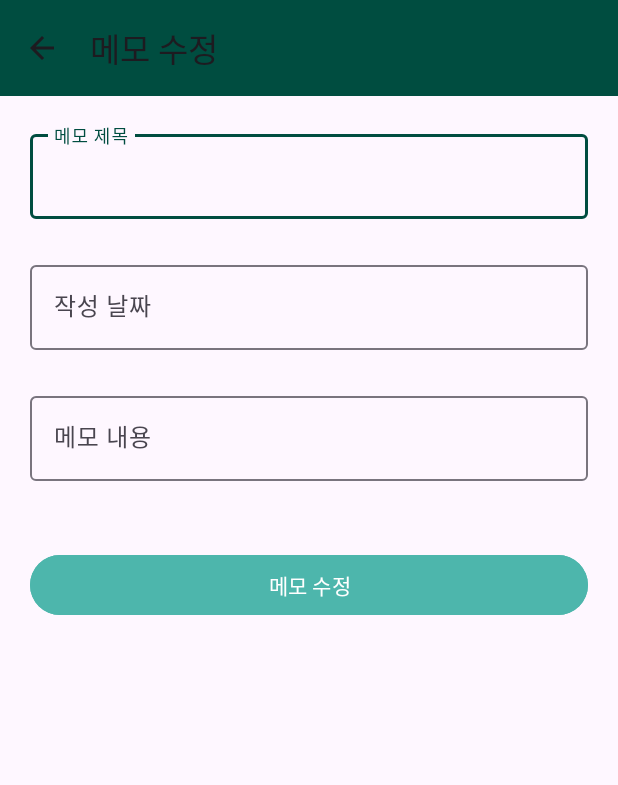
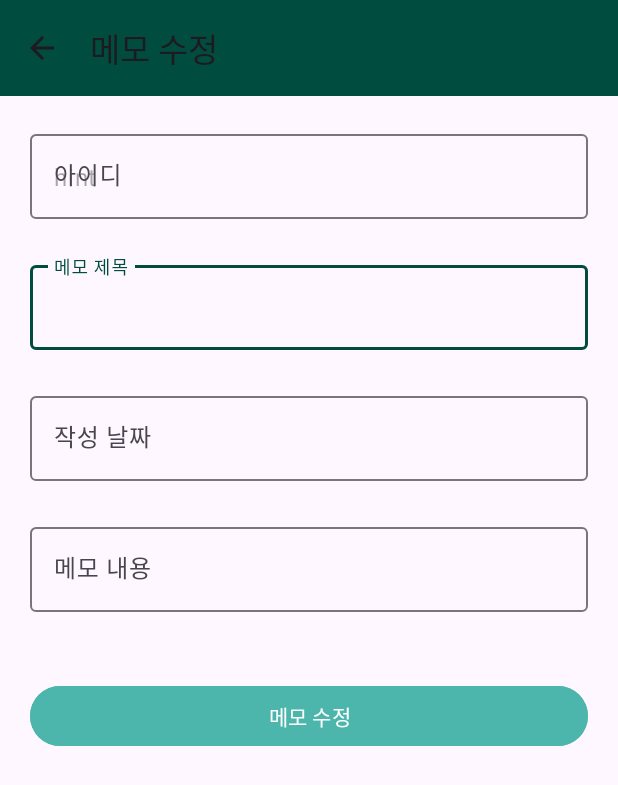
Before and after one commit to seongukHEO/UseMVVM, an Android app: the fragment ShowMemoFragment placed in its activity, after a tap on "수정", on a phone screen of 412 x 824 dp. Shown: the top 785 px of the screen. Run offline under Robolectric (Android 15) with nearby library versions, the phone set to English and light mode, and no system bars; our stand-ins replace Firebase (no records; nobody signed in at launch, a user with empty details on screens opened directly), data binding; 3 statements that could not run were skipped.

```diff
--- a/app/src/main/java/kr/co/lion/android01/firstusemvvmproject/dao/MemoDao.kt
+++ b/app/src/main/java/kr/co/lion/android01/firstusemvvmproject/dao/MemoDao.kt
@@ -2,6 +2,7 @@ package kr.co.lion.android01.firstusemvvmproject.dao
 
 import com.google.firebase.Firebase
 import com.google.firebase.firestore.firestore
+import com.google.firebase.firestore.toObject
 import kotlinx.coroutines.CoroutineScope
 import kotlinx.coroutines.Dispatchers
 import kotlinx.coroutines.launch
@@ -57,5 +58,68 @@ class MemoDao {
             }
             job1.join()
         }
+
+        //사용자 아이디로 유저 정보 가져오기
+        suspend fun getUserMemoByUserId(userId:String) : MemoModel?{
+            //사용자 정보를 담을 객체
+            var memoModel:MemoModel? = null
+
+
+            val job1 = CoroutineScope(Dispatchers.IO).launch {
+                //컬렉션에 접근하는 객체
+                val collectionReference = Firebase.firestore.collection("MemoData")
+                //userId 필드가 매개변수로 들어오는 userId와 같은 문서들을 가져온다
+                val querySnapshot = collectionReference.whereEqualTo("userId", userId).get().await()
+                //만약 가져온 것이 있다면
+                if (querySnapshot.isEmpty == false){
+                    //가져온 문서 객체들이 들어있는 리스트에서 첫 번째 객체를 추출
+                    memoModel = querySnapshot.documents[0].toObject(MemoModel::class.java)
+                }
+            }
+            job1.join()
+
+            return memoModel
+        }
+
+
+        //게시글 목록을 가져온다
+        suspend fun gettingMemoList(userId: String):MutableList<MemoModel>{
+            //게시글 정보를 담을 리스트
+            val memoList = mutableListOf<MemoModel>()
+
+            val job1 = CoroutineScope(Dispatchers.IO).launch {
+                //컬렉션에 접근한다
+                val collectionReference = Firebase.firestore.collection("MemoData")
+                var query = collectionReference.whereEqualTo("userId", userId)
+                query = query.orderBy("memoIdx")
+                val querySnapshot = query.get().await()
+                //가져온 문서의 수 만큼 반복한다
+                querySnapshot.forEach {
+                    val memoModel = it.toObject(MemoModel::class.java)
+                    memoList.add(memoModel)
+                }
+            }
+            job1.join()
+
+            return memoList
+        }
+
+        //idx값으로 메모 정보를 가져온다
+        suspend fun gettingMemoByMemoIdx(memoIdx:Int): MemoModel?{
+            //객체를 담을 변수
+            var memoModel:MemoModel? = null
+
+            val job1 = CoroutineScope(Dispatchers.IO).launch {
+                //컬렉션 접근 객체
+                val collectionReference = Firebase.firestore.collection("MemoData")
+                val querySnapshot = collectionReference.whereEqualTo("memoIdx", memoIdx).get().await()
+                memoModel = querySnapshot.documents[0].toObject(MemoModel::class.java)
+
+            }
+            job1.join()
+
+            return memoModel
+        }
+
     }
 }
--- a/app/src/main/java/kr/co/lion/android01/firstusemvvmproject/fragment/AllMemoFragment.kt
+++ b/app/src/main/java/kr/co/lion/android01/firstusemvvmproject/fragment/AllMemoFragment.kt
@@ -1,6 +1,7 @@
 package kr.co.lion.android01.firstusemvvmproject.fragment
 
 import android.os.Bundle
+import android.util.Log
 import androidx.fragment.app.Fragment
 import android.view.LayoutInflater
 import android.view.View
@@ -10,14 +11,17 @@ import androidx.lifecycle.lifecycleScope
 import androidx.recyclerview.widget.LinearLayoutManager
 import androidx.recyclerview.widget.RecyclerView
 import com.google.android.material.divider.MaterialDividerItemDecoration
+import kotlinx.coroutines.CoroutineScope
 import kotlinx.coroutines.Dispatchers
 import kotlinx.coroutines.launch
 import kr.co.lion.android01.firstusemvvmproject.FragmentMemoName
 import kr.co.lion.android01.firstusemvvmproject.R
 import kr.co.lion.android01.firstusemvvmproject.activity.LoginActivity
+import kr.co.lion.android01.firstusemvvmproject.dao.MemoDao
 import kr.co.lion.android01.firstusemvvmproject.dao.UserDao
 import kr.co.lion.android01.firstusemvvmproject.databinding.FragmentAllMemoBinding
 import kr.co.lion.android01.firstusemvvmproject.databinding.RowMainBinding
+import kr.co.lion.android01.firstusemvvmproject.model.MemoModel
 import kr.co.lion.android01.firstusemvvmproject.viewModel.AllMemoViewModel
 
 class AllMemoFragment : Fragment() {
@@ -27,8 +31,11 @@ class AllMemoFragment : Fragment() {
 
     lateinit var allMemoViewModel: AllMemoViewModel
 
+    var memoList = mutableListOf<MemoModel>()
+
     //아이디 객체를 담을 변수
     var userId = ""
+
     override fun onCreateView(
         inflater: LayoutInflater, container: ViewGroup?, savedInstanceState: Bundle?): View? {
         // Inflate the layout for this fragment
@@ -42,9 +49,11 @@ class AllMemoFragment : Fragment() {
         loginActivity = activity as LoginActivity
         settingToolBar()
         initView()
+        gettingUserData()
 
         return fragmentAllMemoBinding.root
     }
+
 
     //툴바 설정
     private fun settingToolBar(){
@@ -60,7 +69,9 @@ class AllMemoFragment : Fragment() {
                     setOnMenuItemClickListener {
                         when(it.itemId){
                             R.id.addition_memo -> {
-                                loginActivity.replaceFragment(FragmentMemoName.INPUT_MEMO_FRAGMENT, true, true, null)
+                                val bundle = Bundle()
+                                bundle.putString("userId", userId)
+                                loginActivity.replaceFragment(FragmentMemoName.INPUT_MEMO_FRAGMENT, true, true, bundle)
                             }
                             R.id.practice_menu -> {
                                 loginActivity.replaceFragment(FragmentMemoName.SHOW_MEMO_FRAGMENT, true, true, null)
@@ -71,6 +82,17 @@ class AllMemoFragment : Fragment() {
                     }
                 }
             }
+        }
+    }
+
+    //현재 게시판의 데이터를 가져와 메인 화면의 RecyclerView를 갱신한다
+    private fun gettingUserData(){
+        viewLifecycleOwner.lifecycleScope.launch(Dispatchers.Main){
+            //서버에서 데이터를 가져온다
+            memoList = MemoDao.gettingMemoList(userId)
+
+            //갱신
+            fragmentAllMemoBinding.memoRecyclerView.adapter?.notifyDataSetChanged()
         }
     }
 
@@ -88,6 +110,7 @@ class AllMemoFragment : Fragment() {
 
     inner class MemoRecyclerView : RecyclerView.Adapter<MemoRecyclerView.ViewHolderClass>(){
 
+
         inner class ViewHolderClass(rowMainBinding: RowMainBinding): RecyclerView.ViewHolder(rowMainBinding.root){
             var rowMainBinding:RowMainBinding
 
@@ -97,6 +120,7 @@ class AllMemoFragment : Fragment() {
                 this.rowMainBinding.root.layoutParams = ViewGroup.LayoutParams(
                     ViewGroup.LayoutParams.MATCH_PARENT,
                     ViewGroup.LayoutParams.WRAP_CONTENT
+
                 )
             }
         }
@@ -108,12 +132,18 @@ class AllMemoFragment : Fragment() {
         }
 
         override fun getItemCount(): Int {
-            return 100
+            return memoList.size
         }
 
         override fun onBindViewHolder(holder: ViewHolderClass, position: Int) {
-            holder.rowMainBinding.textViewtitleAllMemo.text = "메모"
-            holder.rowMainBinding.textViewDateAllMemo.text = "2024/03/21"
+            Log.d("test1234", "${memoList[position].memoTitle}")
+            holder.rowMainBinding.textViewtitleAllMemo.text = "${memoList[position].memoTitle}"
+            holder.rowMainBinding.textViewDateAllMemo.text = "${memoList[position].date}"
+            holder.rowMainBinding.root.setOnClickListener {
+                val bundle = Bundle()
+                bundle.putInt("memoIdx", memoList[position].memoIdx)
+                loginActivity.replaceFragment(FragmentMemoName.SHOW_MEMO_FRAGMENT, true, true, bundle)
+            }
         }
     }
 }
--- a/app/src/main/java/kr/co/lion/android01/firstusemvvmproject/fragment/ShowMemoFragment.kt
+++ b/app/src/main/java/kr/co/lion/android01/firstusemvvmproject/fragment/ShowMemoFragment.kt
@@ -7,9 +7,13 @@ import android.view.LayoutInflater
 import android.view.View
 import android.view.ViewGroup
 import androidx.databinding.DataBindingUtil
+import androidx.lifecycle.lifecycleScope
+import kotlinx.coroutines.Dispatchers
+import kotlinx.coroutines.launch
 import kr.co.lion.android01.firstusemvvmproject.FragmentMemoName
 import kr.co.lion.android01.firstusemvvmproject.R
 import kr.co.lion.android01.firstusemvvmproject.activity.LoginActivity
+import kr.co.lion.android01.firstusemvvmproject.dao.MemoDao
 import kr.co.lion.android01.firstusemvvmproject.databinding.FragmentShowMemoBinding
 import kr.co.lion.android01.firstusemvvmproject.showDialog
 import kr.co.lion.android01.firstusemvvmproject.viewModel.ShowMemoViewModel
@@ -21,6 +25,9 @@ class ShowMemoFragment : Fragment() {
 
     lateinit var showMemoViewModel: ShowMemoViewModel
 
+    //메모 idx깂
+    var memoIdx = 0
+
     override fun onCreateView(
         inflater: LayoutInflater, container: ViewGroup?, savedInstanceState: Bundle?): View? {
         // Inflate the layout for this fragment
@@ -29,9 +36,12 @@ class ShowMemoFragment : Fragment() {
         fragmentShowMemoBinding.showMemoViewModel = showMemoViewModel
         fragmentShowMemoBinding.lifecycleOwner = this
 
+        memoIdx = arguments?.getInt("memoIdx")!!
+
         loginActivity = activity as LoginActivity
         settingToolBar()
         setEvent()
+        setView()
 
 
         return fragmentShowMemoBinding.root
@@ -71,9 +81,15 @@ class ShowMemoFragment : Fragment() {
     private fun setView(){
         fragmentShowMemoBinding.apply {
             //데배 하면 여기다가 집어넣자
-            showMemoViewModel!!.memoTitle.value = ""
-            showMemoViewModel!!.memoDate.value = ""
-            showMemoViewModel!!.memoContents.value = ""
+
+            val job1 = viewLifecycleOwner.lifecycleScope.launch(Dispatchers.Main){
+                //메모 idx를 활용하여 값을 가져온다
+                val memoInfo = MemoDao.gettingMemoByMemoIdx(memoIdx)
+
+                showMemoViewModel!!.memoTitle.value = memoInfo?.memoTitle
+                showMemoViewModel!!.memoDate.value = memoInfo?.date
+                showMemoViewModel!!.memoContents.value = memoInfo?.memoContents
+            }
         }
     }
 
--- a/app/src/main/java/kr/co/lion/android01/firstusemvvmproject/model/MemoModel.kt
+++ b/app/src/main/java/kr/co/lion/android01/firstusemvvmproject/model/MemoModel.kt
@@ -1,7 +1,7 @@
 package kr.co.lion.android01.firstusemvvmproject.model
 
 data class MemoModel (
-    var memoIdx:Int, var memoTitle:String, var date:String, var memoContents:String
+    var memoIdx:Int, var userId:String, var memoTitle:String, var date:String, var memoContents:String
 ){
-    constructor() : this(0, "", "", "")
+    constructor() : this(0, "","", "", "")
 }
--- a/app/src/main/java/kr/co/lion/android01/firstusemvvmproject/viewModel/InputMemoViewModel.kt
+++ b/app/src/main/java/kr/co/lion/android01/firstusemvvmproject/viewModel/InputMemoViewModel.kt
@@ -4,6 +4,9 @@ import androidx.lifecycle.MutableLiveData
 import androidx.lifecycle.ViewModel
 
 class InputMemoViewModel : ViewModel() {
+
+    //유저 아이디
+    var userId = MutableLiveData<String>()
     //메모 제목
     var memoTitle = MutableLiveData<String>()
 
--- a/app/src/main/java/kr/co/lion/android01/firstusemvvmproject/viewModel/ModifyMemoViewModel.kt
+++ b/app/src/main/java/kr/co/lion/android01/firstusemvvmproject/viewModel/ModifyMemoViewModel.kt
@@ -4,6 +4,9 @@ import androidx.lifecycle.MutableLiveData
 import androidx.lifecycle.ViewModel
 
 class ModifyMemoViewModel : ViewModel() {
+    //아이디
+    var userId = MutableLiveData<String>()
+
     //메모 제목
     val memoTitle = MutableLiveData<String>()
 
--- a/app/src/main/res/layout/fragment_modify_memo.xml
+++ b/app/src/main/res/layout/fragment_modify_memo.xml
@@ -34,6 +34,21 @@
         <com.google.android.material.textfield.TextInputLayout
             android:layout_width="match_parent"
             android:layout_height="wrap_content"
+            android:hint="아이디"
+            app:endIconMode="clear_text">
+
+            <com.google.android.material.textfield.TextInputEditText
+                android:id="@+id/textModifyUserId"
+                android:layout_width="match_parent"
+                android:layout_height="wrap_content"
+                android:hint="hint"
+                android:text="@={modifyMemoViewModel.userId}"/>
+        </com.google.android.material.textfield.TextInputLayout>
+
+        <com.google.android.material.textfield.TextInputLayout
+            android:layout_width="match_parent"
+            android:layout_height="wrap_content"
+            android:layout_marginTop="25dp"
             android:hint="메모 제목"
             app:endIconMode="clear_text">
 
@@ -41,7 +56,7 @@
                 android:id="@+id/textModifyTitle"
                 android:layout_width="match_parent"
                 android:layout_height="wrap_content"
-                android:text="@={modifyMemoViewModel.memoTitle}"/>
+                android:text="@={modifyMemoViewModel.memoTitle}" />
         </com.google.android.material.textfield.TextInputLayout>
 
         <com.google.android.material.textfield.TextInputLayout
```
Also changed, not shown: app/src/main/java/kr/co/lion/android01/firstusemvvmproject/fragment/InputMemoFragment.kt (+16 -3 lines), app/src/main/res/layout/fragment_input_memo.xml (+15 -1 lines).
